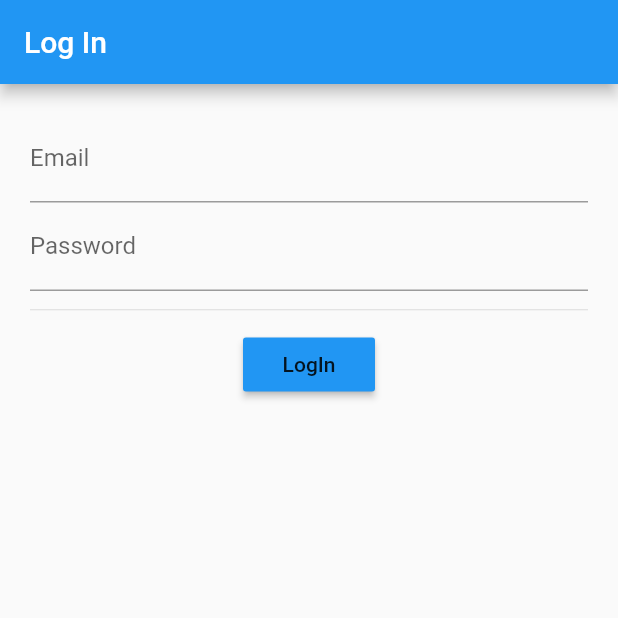
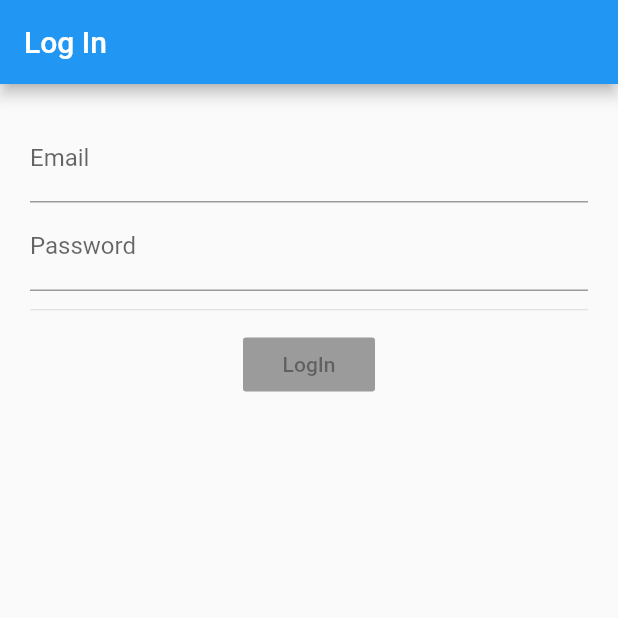
Before and after one commit to matr0s/login_bloc, a Flutter app: the screen it shows after launch, on a phone screen of 412 x 824 dp, the top half of it. Run offline on Flutter 3.47's test engine with Material 2 defaults, Android fonts, the phone set to English and light mode, and no system bars; our stand-ins replace rxdart.

Commit message:
rxDart implemented

```diff
--- a/lib/src/blocs/bloc.dart
+++ b/lib/src/blocs/bloc.dart
@@ -1,22 +1,35 @@
 import 'dart:async';
+import 'package:rxdart/rxdart.dart';
 
 import 'validators.dart';
 
 class Bloc with Validators {
 // ********************************************
 // * Controllers for different elements
-  final _email = StreamController<String>();
-  final _password = StreamController<String>();
+  final _email = BehaviorSubject<String>();
+  final _password = BehaviorSubject<String>();
 
 // ********************************************
 // * Add data tothe stream
   Stream<String> get email => _email.stream.transform(validateEmail);
   Stream<String> get password => _password.stream.transform(validatePassword);
+// ********************************************
+// * Merge two Streams
+  Stream<bool> get submitValid =>
+      CombineLatestStream.combine2(email, password, (e, p) => true);
 
 // ********************************************
 // * Change data
   Function(String) get changeEmail => _email.sink.add;
   Function(String) get changePassword => _password.sink.add;
+
+// ********************************************
+// * Data collection on Submit
+  submit() {
+    final validEmail = _email.value;
+    final validPass = _password.value;
+    print('You entered this email: $validEmail and password: $validPass');
+  }
 
 // ********************************************
 // * Dispose methods to be able to close controllers
--- a/lib/src/screens/login_screen.dart
+++ b/lib/src/screens/login_screen.dart
@@ -14,7 +14,7 @@ class LoginScreen extends StatelessWidget {
             emailField(bloc),
             passwordField(bloc),
             Divider(height: 25.0),
-            submitButton(),
+            submitButton(bloc),
           ],
         ));
   }
@@ -58,11 +58,16 @@ class LoginScreen extends StatelessWidget {
 
 // **********************************
 // * Submit button we have to save all the data
-  Widget submitButton() {
-    return RaisedButton(
-      color: Colors.blue,
-      child: Text('LogIn'),
-      onPressed: () {},
+  Widget submitButton(Bloc bloc) {
+    return StreamBuilder(
+      stream: bloc.submitValid,
+      builder: (ctx, snapshot) {
+        return RaisedButton(
+          color: Colors.blue,
+          child: Text('LogIn'),
+          onPressed: snapshot.hasData ? bloc.submit : null,
+        );
+      },
     );
   }
 }
```
